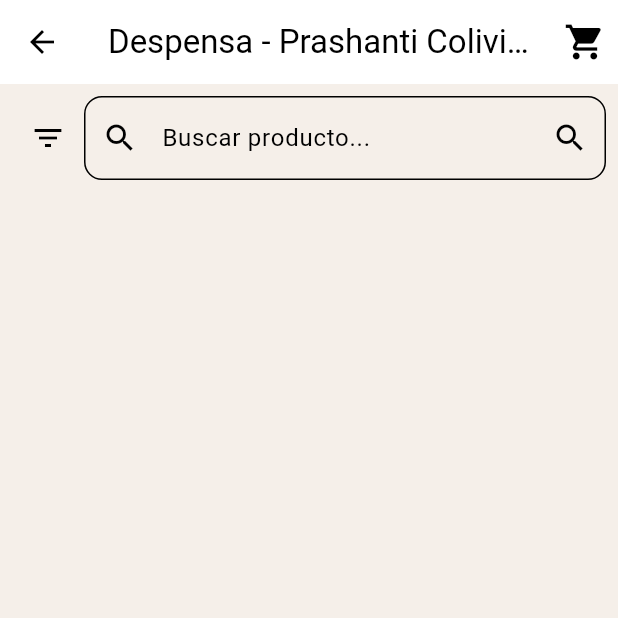
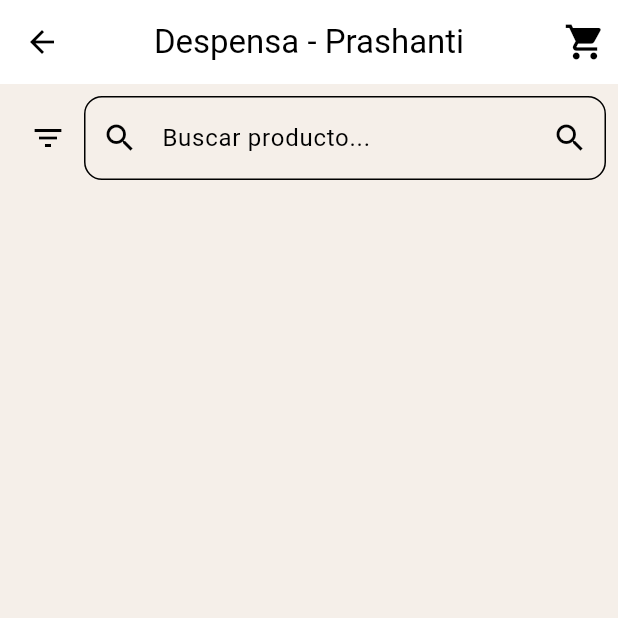
Before and after one commit to Aubuga/Prashanti, a Flutter app: the DespensaPage screen opened by its route, on a phone screen of 412 x 824 dp, the top half of it. Run offline on Flutter 3.47's test engine with Material 3 defaults, Android fonts, the phone set to English and light mode, and no system bars; our stand-ins replace go_router, supabase_flutter; accounts and stored records are empty; Roboto replaces fonts that are missing (Sans).

Commit message:
Update web version

```diff
--- a/lib/despensa.dart
+++ b/lib/despensa.dart
@@ -26,7 +26,7 @@ class DespensaPage extends StatelessWidget {
       context.pop(); // go_router back
     },
   ),
-        title: const Text('Despensa - Prashanti Coliving'),
+        title: const Text('Despensa - Prashanti'),
         centerTitle: true,
         actions: [
   Padding(
```
